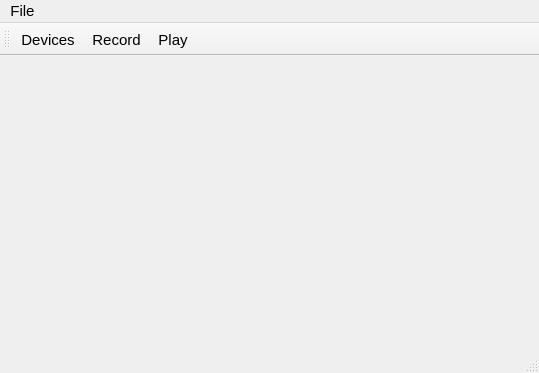
Old version of the form MainWindow.ui in the repository christian-mv/AudioAcousticAnalyzer.
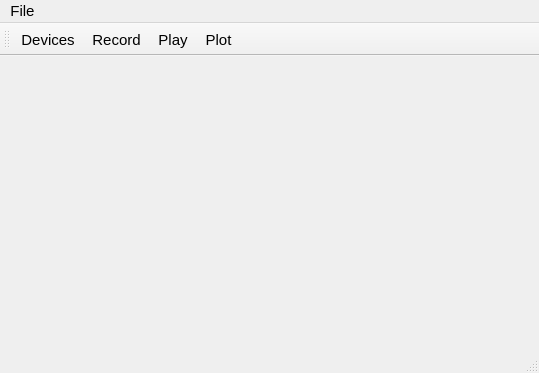
New version of the form. Icons and pictures are not drawn.

Patch:
```diff
--- a/MainWindow.ui
+++ b/MainWindow.ui
@@ -48,6 +48,7 @@
    <addaction name="actionDevices"/>
    <addaction name="actionRecord"/>
    <addaction name="actionPlay"/>
+   <addaction name="actionPlot"/>
   </widget>
   <widget class="QStatusBar" name="statusBar"/>
   <action name="actionDevices">
@@ -65,6 +66,11 @@
     <string>Play</string>
    </property>
   </action>
+  <action name="actionPlot">
+   <property name="text">
+    <string>Plot</string>
+   </property>
+  </action>
  </widget>
  <layoutdefault spacing="6" margin="11"/>
  <resources>
```
